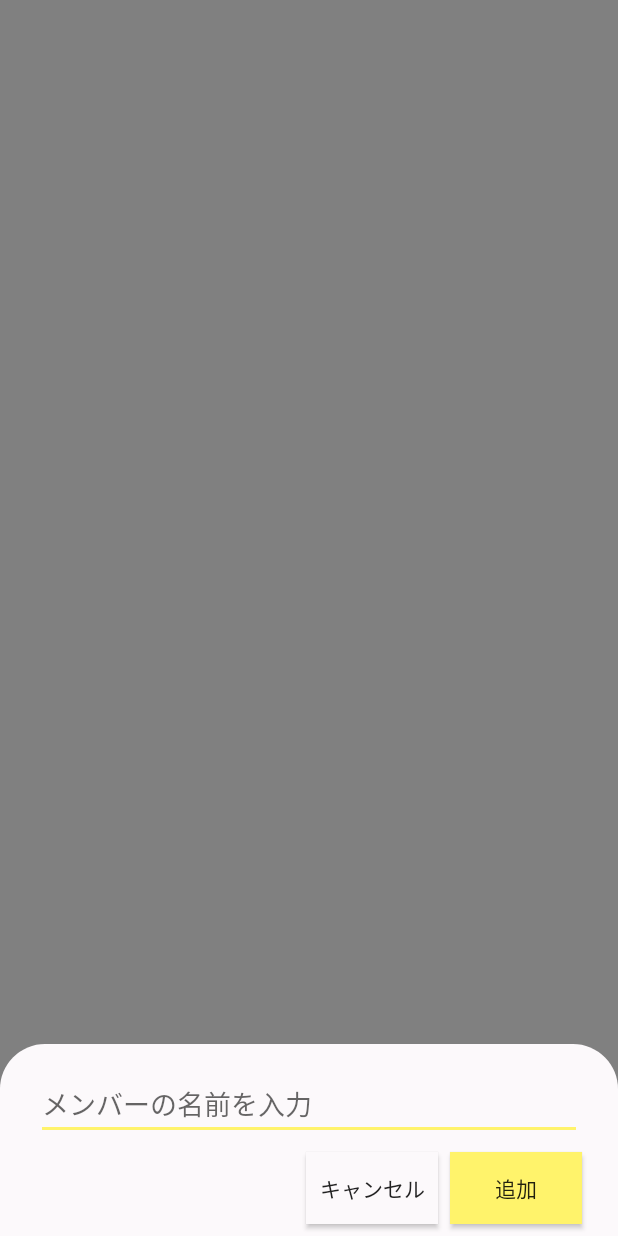
After one commit to emusute1212/MakaseteChoiceForAndroid, an Android app: the layout dialog_add_member.xml on its own in the app's theme, with its tools: preview values and no code run, on a phone screen of 412 x 824 dp. The commit adds this screen. Run offline under Robolectric (Android 15) with nearby library versions, the phone set to English and light mode, and no system bars.

Commit message:
feat: add member dialog

```diff
--- /dev/null
+++ b/app/src/main/res/drawable/add_member_dialog_background.xml
@@ -0,0 +1,22 @@
+<?xml version="1.0" encoding="utf-8"?>
+<layer-list xmlns:android="http://schemas.android.com/apk/res/android">
+    <item>
+        <shape
+            android:shape="rectangle" >
+            <solid
+                android:color="@color/colorWhite" >
+            </solid>
+            <corners
+                android:radius="30dp" />
+        </shape>
+    </item>
+    <item
+        android:top="30dp">
+        <shape
+            android:shape="rectangle" >
+            <solid
+                android:color="@color/colorWhite" >
+            </solid>
+        </shape>
+    </item>
+</layer-list>
--- /dev/null
+++ b/app/src/main/res/layout/dialog_add_member.xml
@@ -0,0 +1,60 @@
+<?xml version="1.0" encoding="utf-8"?>
+<androidx.constraintlayout.widget.ConstraintLayout xmlns:android="http://schemas.android.com/apk/res/android"
+    xmlns:app="http://schemas.android.com/apk/res-auto"
+    android:layout_width="match_parent"
+    android:layout_height="match_parent"
+    android:background="@color/dialogBackground">
+
+    <androidx.constraintlayout.widget.ConstraintLayout
+        android:id="@+id/content_area"
+        android:layout_width="0dp"
+        android:layout_height="wrap_content"
+        android:background="@drawable/add_member_dialog_background"
+        android:minHeight="118dp"
+        app:layout_constraintBottom_toBottomOf="parent"
+        app:layout_constraintEnd_toEndOf="parent"
+        app:layout_constraintStart_toStartOf="parent">
+
+        <EditText
+            android:id="@+id/editText"
+            android:layout_width="0dp"
+            android:layout_height="wrap_content"
+            android:layout_marginStart="24dp"
+            android:layout_marginTop="16dp"
+            android:layout_marginEnd="24dp"
+            android:hint="@string/input_member_name_hint"
+            app:layout_constraintEnd_toEndOf="parent"
+            app:layout_constraintStart_toStartOf="parent"
+            app:layout_constraintTop_toTopOf="parent" />
+
+        <Button
+            android:id="@+id/button"
+            android:layout_width="wrap_content"
+            android:layout_height="wrap_content"
+            android:layout_marginStart="8dp"
+            android:layout_marginTop="8dp"
+            android:layout_marginEnd="24dp"
+            android:layout_marginBottom="8dp"
+            android:background="@color/colorAccent"
+            android:text="@string/add"
+            app:layout_constraintBottom_toBottomOf="parent"
+            app:layout_constraintEnd_toEndOf="parent"
+            app:layout_constraintHorizontal_bias="0.5"
+            app:layout_constraintStart_toEndOf="@+id/button2"
+            app:layout_constraintTop_toBottomOf="@+id/editText"
+            app:layout_constraintVertical_bias="1.0" />
+
+        <Button
+            android:id="@+id/button2"
+            android:layout_width="wrap_content"
+            android:layout_height="wrap_content"
+            android:background="@color/colorWhite"
+            android:text="@string/cancel"
+            app:layout_constraintBottom_toBottomOf="@+id/button"
+            app:layout_constraintEnd_toStartOf="@+id/button"
+            app:layout_constraintHorizontal_bias="1.0"
+            app:layout_constraintHorizontal_chainStyle="packed"
+            app:layout_constraintStart_toStartOf="parent"
+            app:layout_constraintTop_toTopOf="@+id/button" />
+    </androidx.constraintlayout.widget.ConstraintLayout>
+</androidx.constraintlayout.widget.ConstraintLayout>
--- a/app/src/main/res/values/colors.xml
+++ b/app/src/main/res/values/colors.xml
@@ -6,4 +6,5 @@
     <color name="colorWhite">#FCF9FB</color>
     <color name="colorBlack">#262525</color>
     <color name="gray">#9F9B9C</color>
+    <color name="dialogBackground">#7D000000</color>
 </resources>
--- a/app/src/main/res/values/strings.xml
+++ b/app/src/main/res/values/strings.xml
@@ -1,4 +1,7 @@
 <resources>
     <string name="app_name">MakaseteChoice</string>
     <string name="nothing_member_text">メンバーがいません。\n右下のボタンから\nメンバーを追加しましょう。</string>
+    <string name="input_member_name_hint">メンバーの名前を入力</string>
+    <string name="add">追加</string>
+    <string name="cancel">キャンセル</string>
 </resources>
```
